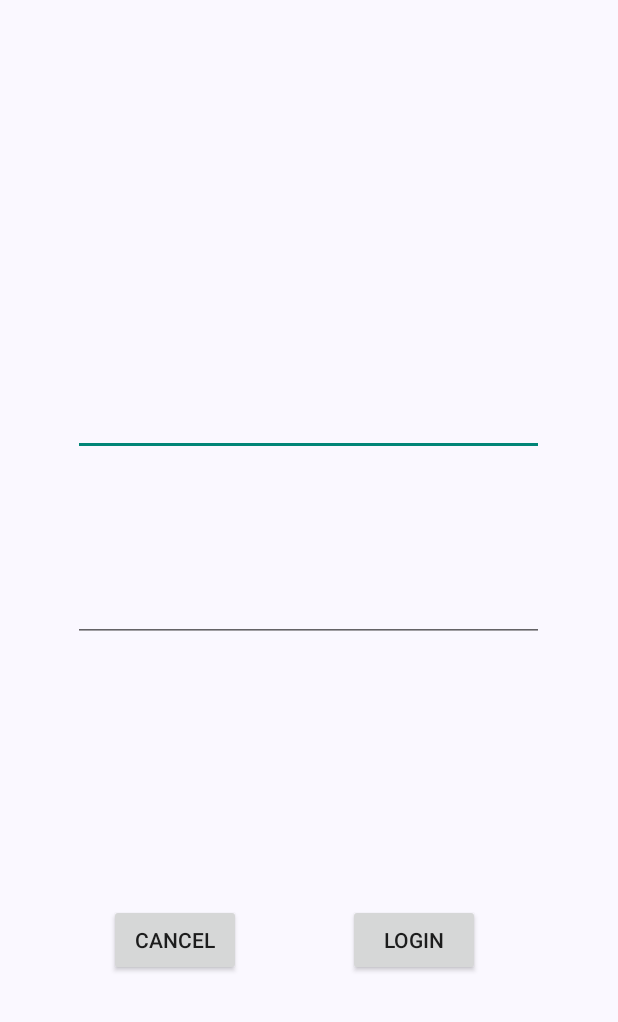
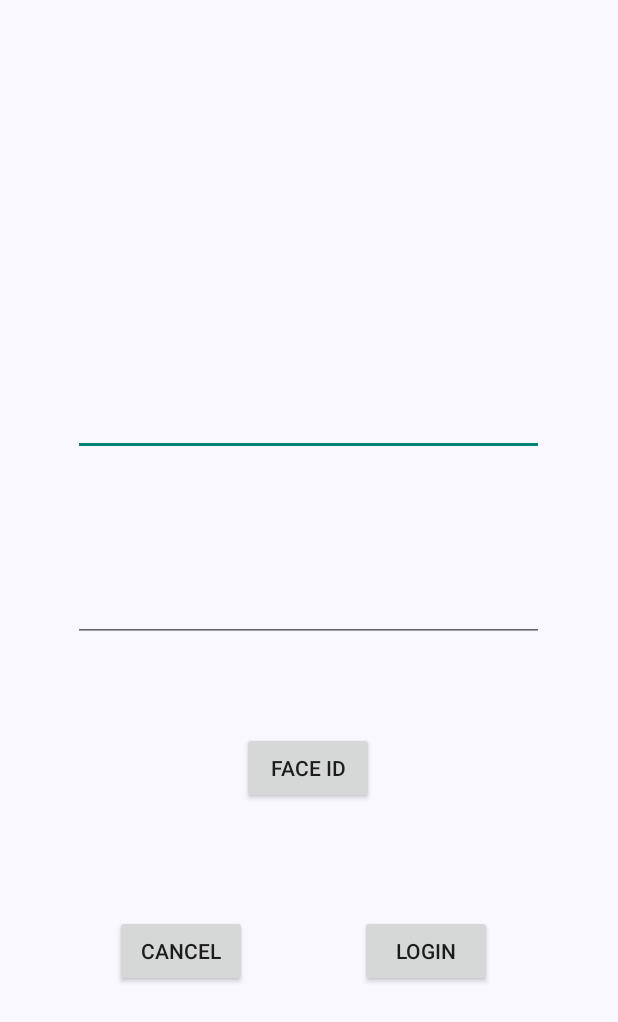
Before and after one commit to RPS-CapsLock/PJ-2025-MobileApp, an Android app built with Jetpack Compose: the LoginActivity screen opened directly, with no data from a screen before it, after a tap on "LOGIN", on a phone screen of 412 x 824 dp. Shown: the top 1022 px of the screen. Run offline under Robolectric (Android 15) with nearby library versions, the phone set to English and light mode, and no system bars.

Commit message:
added the face id button in the login activity and tied it to the proper activity and also when the user logs in the collected images are sent PCB-37

```diff
--- a/app/src/main/java/com/example/clapp/LoginActivity.kt
+++ b/app/src/main/java/com/example/clapp/LoginActivity.kt
@@ -36,7 +36,7 @@ class LoginActivity : ComponentActivity() {
                             val binding = ActivityLoginBinding.inflate(LayoutInflater.from(context))
                             val view = binding.root
 
-                            val activity =
+                            val activity = this@LoginActivity
 
                             binding.loginBtn.setOnClickListener {
                                 val username = binding.emailEditText.text.toString()
@@ -52,6 +52,11 @@ class LoginActivity : ComponentActivity() {
                                 finish();
                             }
 
+                            binding.faceIdBtn1.setOnClickListener {
+                                val intent = Intent(activity, FaceScanActivity::class.java)
+                                activity.startActivity(intent)
+                            }
+
                             view
                         },
                         modifier = Modifier
--- a/app/src/main/java/com/example/clapp/loginUtil/LoginUtil.kt
+++ b/app/src/main/java/com/example/clapp/loginUtil/LoginUtil.kt
@@ -38,7 +38,8 @@ object LoginUtil {
         val json = JSONObject().apply {
             put("username", username0)
             put("password", password0)
-            put("_2FA", false)
+            put("_2FA", true)
+            put("images", faces)
         }
 
         val mediaType = "application/json; charset=utf-8".toMediaType()
--- a/app/src/main/res/layout/activity_login.xml
+++ b/app/src/main/res/layout/activity_login.xml
@@ -36,12 +36,12 @@
         android:id="@+id/loginBtn"
         android:layout_width="wrap_content"
         android:layout_height="wrap_content"
-        android:layout_marginEnd="92dp"
+        android:layout_marginEnd="84dp"
         android:text="Login"
         app:layout_constraintBottom_toBottomOf="parent"
         app:layout_constraintEnd_toEndOf="parent"
-        app:layout_constraintTop_toBottomOf="@+id/passwordEditText"
-        app:layout_constraintVertical_bias="0.501" />
+        app:layout_constraintTop_toBottomOf="@+id/faceIdBtn1"
+        app:layout_constraintVertical_bias="0.309" />
 
     <Button
         android:id="@+id/goBackBtn0"
@@ -52,6 +52,17 @@
         app:layout_constraintEnd_toStartOf="@+id/loginBtn"
         app:layout_constraintHorizontal_bias="0.503"
         app:layout_constraintStart_toStartOf="parent"
-        app:layout_constraintTop_toBottomOf="@+id/passwordEditText"
-        app:layout_constraintVertical_bias="0.501" />
+        app:layout_constraintTop_toBottomOf="@+id/faceIdBtn1"
+        app:layout_constraintVertical_bias="0.309" />
+
+    <Button
+        android:id="@+id/faceIdBtn1"
+        android:layout_width="wrap_content"
+        android:layout_height="wrap_content"
+        android:layout_marginTop="60dp"
+        android:text="Face ID"
+        app:layout_constraintEnd_toEndOf="parent"
+        app:layout_constraintHorizontal_bias="0.498"
+        app:layout_constraintStart_toStartOf="parent"
+        app:layout_constraintTop_toBottomOf="@+id/passwordEditText" />
 </androidx.constraintlayout.widget.ConstraintLayout>
```
